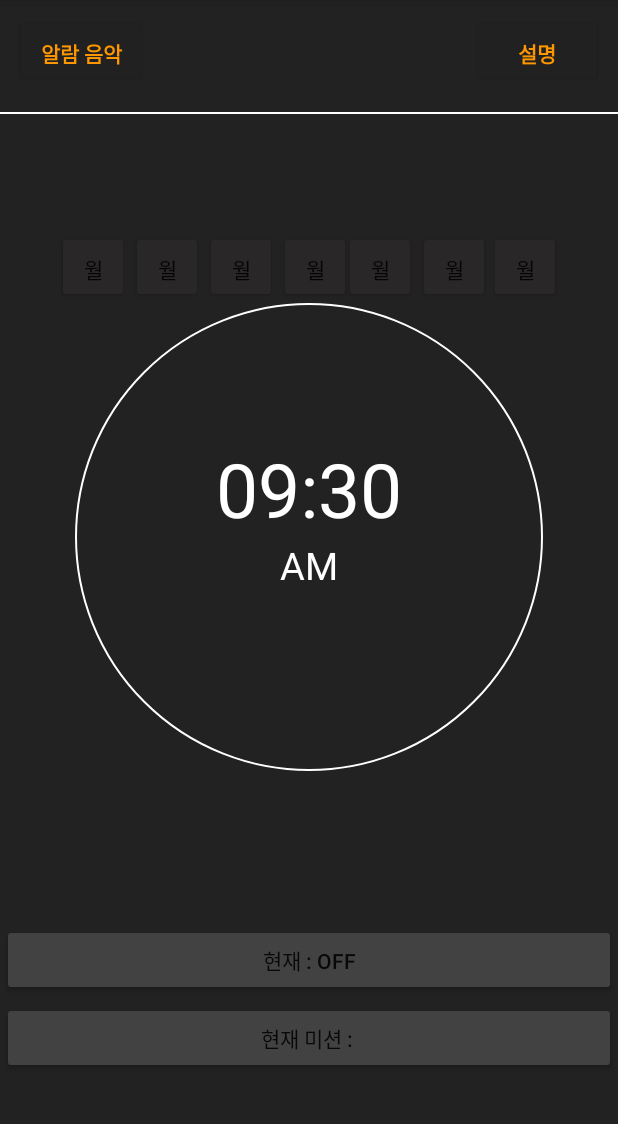
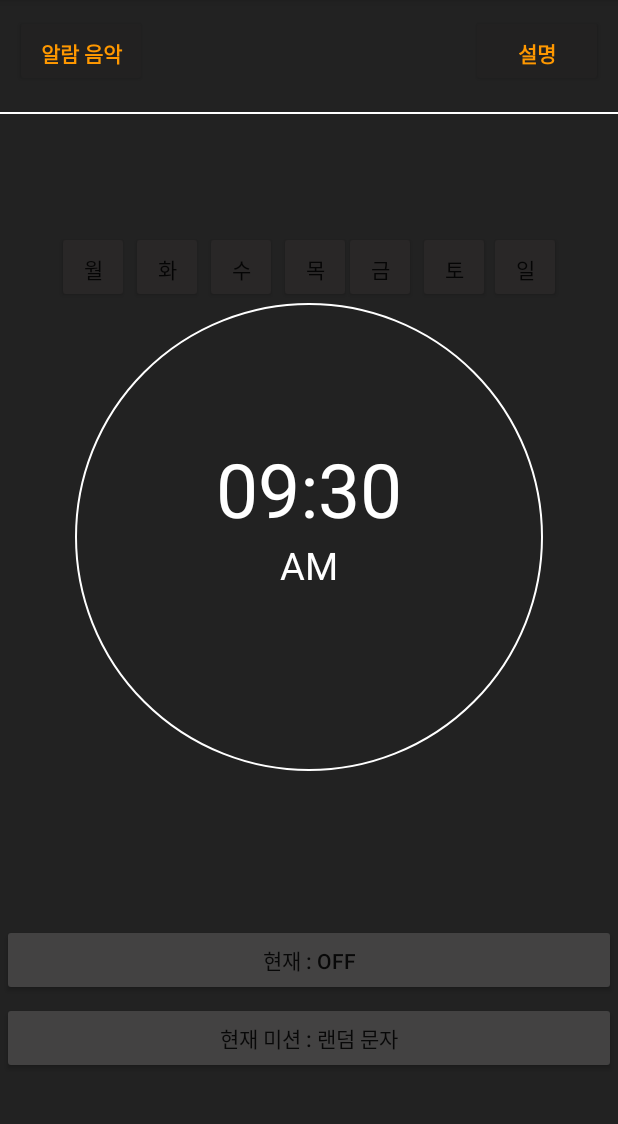
Before and after one commit to WOOOOOOOONG/Must-get-up, an Android app: the screen it shows after launch (MainActivity), on a phone screen of 412 x 824 dp, the part 84-1208 px from its top. Run offline under Robolectric (Android 15) with nearby library versions, the phone set to English and light mode, and no system bars.

```diff
--- a/app/src/main/java/lilcode/aop/p3/c03/alarm/MainActivity.kt
+++ b/app/src/main/java/lilcode/aop/p3/c03/alarm/MainActivity.kt
@@ -21,40 +21,13 @@ class MainActivity : AppCompatActivity() {
 
         // 뷰를 초기화 해주기
         initOnOffButton()
-        //initChangeAlarmTimeButton()
 
         // 저장된 데이터 가져오기
         val model = fetchDataFromSharedPreferences()
+        val model2 = fetchDataFromSharedPreferences2()
         // 뷰에 데이터를 그려주기
         renderView(model)
-
-        // 미션 메뉴
-        val mission = findViewById<Button>(R.id.mission)
-        mission.setOnClickListener {
-            var popupMenu = PopupMenu(applicationContext, it)
-
-            menuInflater?.inflate(R.menu.alarm_menu, popupMenu.menu)
-            popupMenu.show()
-            popupMenu.setOnMenuItemClickListener {
-                when (it.itemId) {
-                    R.id.misson1 -> {
-                        Toast.makeText(applicationContext, "'랜덤 전화'를 선택하셨습니다", Toast.LENGTH_SHORT).show()
-                        return@setOnMenuItemClickListener true
-                    }
-                    R.id.misson2 -> {
-                        Toast.makeText(applicationContext, "'랜덤 문자'를 선택하셨습니다", Toast.LENGTH_SHORT).show()
-                        return@setOnMenuItemClickListener true
-                    }
-                    R.id.misson3 -> {
-                        Toast.makeText(applicationContext, "'효자/효녀는 웁니다'를 선택하셨습니다", Toast.LENGTH_SHORT).show()
-                        return@setOnMenuItemClickListener true
-                    }
-                    else -> {
-                        return@setOnMenuItemClickListener false
-                    }
-                }
-            }
-        }
+        renderView2(model2)
     }
 
 
@@ -90,6 +63,23 @@ class MainActivity : AppCompatActivity() {
         return alarmModel
     }
 
+    private fun fetchDataFromSharedPreferences2(): String {
+        val sharedPreferences = getSharedPreferences(M_SHARED_PREFERENCE_NAME, Context.MODE_PRIVATE)
+
+        // DB 에서 데이터 가져오기
+        val missionDBValue = sharedPreferences.getString(M_MISSION, "현재 미션 : 랜덤 문자")
+
+        // 보정 조정 예외처 (브로드 캐스트 가져오기)
+        val pendingIntent = PendingIntent.getBroadcast(
+            this,
+            M_ALARM_REQUEST_CODE,
+            Intent(this, AlarmReceiver::class.java),
+            PendingIntent.FLAG_NO_CREATE
+        ) // 있으면 가져오고 없으면 안만든다. (null)
+
+        return missionDBValue.toString()
+    }
+
     @Override
     public fun onClick1(v: View) {
         v.setOnClickListener {
@@ -113,29 +103,68 @@ class MainActivity : AppCompatActivity() {
         }
     }
 
-    // 시간 재설정 버튼.
-    /*private fun initChangeAlarmTimeButton() {
-        val changeAlarmButton = findViewById<Button>(R.id.clock)
-        changeAlarmButton.setOnClickListener {
-            // 현재 시간을 가져오기 위해 캘린더 인스터늣 사
-            val calendar = Calendar.getInstance()
-            // TimePickDialog 띄워줘서 시간을 설정을 하게끔 하고, 그 시간을 가져와서
-            TimePickerDialog(this, { picker, hour, minute ->
+    public fun onClick2(b: View) {
+        b.setOnClickListener {
+            var popupMenu = PopupMenu(applicationContext, it)
+            menuInflater?.inflate(R.menu.alarm_menu, popupMenu.menu)
+            popupMenu.show()
+            popupMenu.setOnMenuItemClickListener {
+                when (it.itemId) {
+                    R.id.misson1 -> {
+                        Toast.makeText(applicationContext, "'랜덤 전화'를 선택하셨습니다", Toast.LENGTH_SHORT)
+                            .show()
+                        b.findViewById<Button>(R.id.mission).setText("현재 미션 : 랜덤 전화")
 
+                        val sharedPreferences = getSharedPreferences(M_SHARED_PREFERENCE_NAME, Context.MODE_PRIVATE)
 
-                // 데이터를 저장
-                val model = saveAlarmModel(hour, minute, false)
-                // 뷰를 업데이트
-                renderView(model)
+                        // edit 모드로 열어서 작업 (값 저장)
+                        with(sharedPreferences.edit()) {
+                            putString(M_MISSION, b.findViewById<Button>(R.id.mission).text.toString())
+                            commit()
+                        }
 
-                // 기존에 있던 알람을 삭제한다.
-                cancelAlarm()
+                        return@setOnMenuItemClickListener true
+                    }
+                    R.id.misson2 -> {
+                        Toast.makeText(applicationContext, "'랜덤 문자'를 선택하셨습니다", Toast.LENGTH_SHORT)
+                            .show()
+                        b.findViewById<Button>(R.id.mission).setText("현재 미션 : 랜덤 문자")
 
-            }, calendar.get(Calendar.HOUR_OF_DAY), calendar.get(Calendar.MINUTE), false)
-                .show()
+                        val sharedPreferences = getSharedPreferences(M_SHARED_PREFERENCE_NAME, Context.MODE_PRIVATE)
 
+                        // edit 모드로 열어서 작업 (값 저장)
+                        with(sharedPreferences.edit()) {
+                            putString(M_MISSION, b.findViewById<Button>(R.id.mission).text.toString())
+                            commit()
+                        }
+
+                        return@setOnMenuItemClickListener true
+                    }
+                    R.id.misson3 -> {
+                        Toast.makeText(
+                            applicationContext,
+                            "'효자/효녀는 웁니다'를 선택하셨습니다",
+                            Toast.LENGTH_SHORT
+                        ).show()
+                        b.findViewById<Button>(R.id.mission).setText("현재 미션 : 효자/효녀는 웁니다")
+
+                        val sharedPreferences = getSharedPreferences(M_SHARED_PREFERENCE_NAME, Context.MODE_PRIVATE)
+
+                        // edit 모드로 열어서 작업 (값 저장)
+                        with(sharedPreferences.edit()) {
+                            putString(M_MISSION, b.findViewById<Button>(R.id.mission).text.toString())
+                            commit()
+                        }
+
+                        return@setOnMenuItemClickListener true
+                    }
+                    else -> {
+                        return@setOnMenuItemClickListener false
+                    }
+                }
+            }
         }
-    }*/
+    }
 
     // 알람 켜기 끄기 버튼.
     private fun initOnOffButton() {
@@ -204,6 +233,14 @@ class MainActivity : AppCompatActivity() {
         }
     }
 
+    private fun renderView2(mission: String) {
+        // 최초 실행 또는 시간 재설정 시 들어옴
+
+        findViewById<Button>(R.id.mission).apply {
+            text = mission
+        }
+    }
+
     private fun cancelAlarm() {
         // 기존에 있던 알람을 삭제한다.
         val pendingIntent = PendingIntent.getBroadcast(
@@ -248,6 +285,7 @@ class MainActivity : AppCompatActivity() {
         private const val M_SHARED_PREFERENCE_NAME = "time"
         private const val M_ALARM_KEY = "alarm"
         private const val M_ONOFF_KEY = "onOff"
+        private const val M_MISSION = "mission"
         private val M_ALARM_REQUEST_CODE = 1000
     }
 }
--- a/app/src/main/res/layout/activity_main.xml
+++ b/app/src/main/res/layout/activity_main.xml
@@ -19,6 +19,155 @@
         app:layout_constraintStart_toStartOf="parent"
         app:layout_constraintTop_toTopOf="parent"
         app:layout_constraintVertical_bias="0.097" />
+
+    <Button
+        android:id="@+id/music"
+        android:layout_width="wrap_content"
+        android:layout_height="wrap_content"
+        android:layout_marginStart="10dp"
+        android:layout_marginTop="10dp"
+        android:backgroundTint="#222121"
+        android:fontFamily="@font/anton"
+        android:text="@string/music"
+        android:textColor="#FF9800"
+        android:textStyle="bold"
+        app:layout_constraintEnd_toStartOf="@+id/repeat"
+        app:layout_constraintHorizontal_chainStyle="spread_inside"
+        app:layout_constraintStart_toStartOf="parent"
+        app:layout_constraintTop_toTopOf="parent" />
+
+    <Button
+        android:id="@+id/intro"
+        android:layout_width="wrap_content"
+        android:layout_height="wrap_content"
+        android:layout_marginTop="10dp"
+        android:layout_marginEnd="10dp"
+        android:backgroundTint="#222121"
+        android:fontFamily="@font/anton"
+        android:text="@string/intro"
+        android:textAllCaps="false"
+        android:textColor="#FF9800"
+        android:textStyle="bold"
+        app:layout_constraintEnd_toEndOf="parent"
+        app:layout_constraintStart_toEndOf="@+id/repeat"
+        app:layout_constraintTop_toTopOf="parent" />
+
+    <TextView
+        android:id="@+id/repeat"
+        android:layout_width="wrap_content"
+        android:layout_height="wrap_content"
+        android:layout_marginEnd="4dp"
+        android:layout_marginBottom="50dp"
+        android:fontFamily="@font/anton"
+        android:textColor="#FFFFFF"
+        android:textSize="16sp"
+        android:textStyle="bold"
+        app:layout_constraintBottom_toTopOf="@+id/clock"
+        app:layout_constraintEnd_toStartOf="@+id/intro"
+        app:layout_constraintStart_toEndOf="@+id/music"
+        app:layout_constraintTop_toTopOf="parent"
+        app:layout_constraintVertical_bias="1.0"
+        tools:text="반복" />
+
+    <Button
+        android:id="@+id/mon"
+        android:layout_width="48dp"
+        android:layout_height="48dp"
+        android:backgroundTint="#292727"
+        android:fontFamily="@font/anton"
+        android:text="@string/mon"
+        app:layout_constraintBottom_toTopOf="@+id/clock"
+        app:layout_constraintEnd_toStartOf="@+id/intro"
+        app:layout_constraintHorizontal_bias="0.142"
+        app:layout_constraintStart_toStartOf="parent"
+        app:layout_constraintTop_toBottomOf="@+id/repeat"
+        app:layout_constraintVertical_bias="1.0"
+        tools:text="월" />
+
+    <Button
+        android:id="@+id/tue"
+        android:layout_width="48dp"
+        android:layout_height="48dp"
+        android:backgroundTint="#292727"
+        android:fontFamily="@font/anton"
+        android:text="화"
+        app:layout_constraintBottom_toTopOf="@+id/clock"
+        app:layout_constraintEnd_toStartOf="@+id/intro"
+        app:layout_constraintHorizontal_bias="0.328"
+        app:layout_constraintStart_toStartOf="parent"
+        app:layout_constraintTop_toBottomOf="@+id/repeat"
+        app:layout_constraintVertical_bias="1.0"
+        tools:ignore="DuplicateSpeakableTextCheck" />
+
+    <Button
+        android:id="@+id/wen"
+        android:layout_width="48dp"
+        android:layout_height="48dp"
+        android:backgroundTint="#292727"
+        android:fontFamily="@font/anton"
+        android:text="수"
+        app:layout_constraintBottom_toTopOf="@+id/clock"
+        app:layout_constraintEnd_toStartOf="@+id/intro"
+        app:layout_constraintHorizontal_bias="0.513"
+        app:layout_constraintStart_toStartOf="parent"
+        app:layout_constraintTop_toBottomOf="@+id/repeat"
+        app:layout_constraintVertical_bias="1.0" />
+
+    <Button
+        android:id="@+id/thu"
+        android:layout_width="48dp"
+        android:layout_height="48dp"
+        android:backgroundTint="#292727"
+        android:fontFamily="@font/anton"
+        android:text="목"
+        app:layout_constraintBottom_toTopOf="@+id/clock"
+        app:layout_constraintEnd_toStartOf="@+id/intro"
+        app:layout_constraintHorizontal_bias="0.698"
+        app:layout_constraintStart_toStartOf="parent"
+        app:layout_constraintTop_toBottomOf="@+id/repeat"
+        app:layout_constraintVertical_bias="1.0" />
+
+    <Button
+        android:id="@+id/fri"
+        android:layout_width="48dp"
+        android:layout_height="48dp"
+        android:backgroundTint="#292727"
+        android:fontFamily="@font/anton"
+        android:text="금"
+        app:layout_constraintBottom_toTopOf="@+id/clock"
+        app:layout_constraintEnd_toEndOf="parent"
+        app:layout_constraintHorizontal_bias="0.63"
+        app:layout_constraintStart_toStartOf="parent"
+        app:layout_constraintTop_toBottomOf="@+id/repeat"
+        app:layout_constraintVertical_bias="1.0" />
+
+    <Button
+        android:id="@+id/sat"
+        android:layout_width="48dp"
+        android:layout_height="48dp"
+        android:backgroundTint="#292727"
+        android:fontFamily="@font/anton"
+        android:text="토"
+        app:layout_constraintBottom_toTopOf="@+id/clock"
+        app:layout_constraintEnd_toEndOf="parent"
+        app:layout_constraintHorizontal_bias="0.765"
+        app:layout_constraintStart_toStartOf="parent"
+        app:layout_constraintTop_toBottomOf="@+id/repeat"
+        app:layout_constraintVertical_bias="1.0" />
+
+    <Button
+        android:id="@+id/sun"
+        android:layout_width="48dp"
+        android:layout_height="48dp"
+        android:backgroundTint="#292727"
+        android:fontFamily="@font/anton"
+        android:text="일"
+        app:layout_constraintBottom_toTopOf="@+id/clock"
+        app:layout_constraintEnd_toEndOf="parent"
+        app:layout_constraintHorizontal_bias="0.895"
+        app:layout_constraintStart_toStartOf="parent"
+        app:layout_constraintTop_toBottomOf="@+id/repeat"
+        app:layout_constraintVertical_bias="1.0" />
 
     <View
         android:id="@+id/clock"
@@ -82,163 +231,10 @@
         android:layout_height="48dp"
         android:layout_marginBottom="52dp"
         android:backgroundTint="#434242"
-        android:text="현재 미션 : "
+        android:onClick="onClick2"
         app:layout_constraintBottom_toBottomOf="parent"
         app:layout_constraintEnd_toEndOf="parent"
         app:layout_constraintHorizontal_bias="0.503"
-        app:layout_constraintStart_toStartOf="parent"/>
-
-    <Button
-        android:id="@+id/intro"
-        android:layout_width="wrap_content"
-        android:layout_height="wrap_content"
-        android:layout_marginTop="10dp"
-        android:layout_marginEnd="10dp"
-        android:backgroundTint="#222121"
-        android:fontFamily="@font/anton"
-        android:text="@string/intro"
-        android:textAllCaps="false"
-        android:textColor="#FF9800"
-        android:textStyle="bold"
-        app:layout_constraintEnd_toEndOf="parent"
-        app:layout_constraintStart_toEndOf="@+id/repeat"
-        app:layout_constraintTop_toTopOf="parent" />
-
-    <Button
-        android:id="@+id/music"
-        android:layout_width="wrap_content"
-        android:layout_height="wrap_content"
-        android:layout_marginStart="10dp"
-        android:layout_marginTop="10dp"
-        android:backgroundTint="#222121"
-        android:fontFamily="@font/anton"
-        android:text="@string/music"
-        android:textColor="#FF9800"
-        android:textStyle="bold"
-        app:layout_constraintEnd_toStartOf="@+id/repeat"
-        app:layout_constraintHorizontal_chainStyle="spread_inside"
         app:layout_constraintStart_toStartOf="parent"
-        app:layout_constraintTop_toTopOf="parent" />
-
-    <TextView
-        android:id="@+id/repeat"
-        android:layout_width="wrap_content"
-        android:layout_height="wrap_content"
-        android:layout_marginEnd="4dp"
-        android:layout_marginBottom="50dp"
-        android:fontFamily="@font/anton"
-        android:textColor="#FFFFFF"
-        android:textSize="16sp"
-        android:textStyle="bold"
-        app:layout_constraintBottom_toTopOf="@+id/clock"
-        app:layout_constraintEnd_toStartOf="@+id/intro"
-        app:layout_constraintStart_toEndOf="@+id/music"
-        app:layout_constraintTop_toTopOf="parent"
-        app:layout_constraintVertical_bias="1.0"
-        tools:text="반복" />
-
-    <Button
-        android:id="@+id/tue"
-        android:layout_width="48dp"
-        android:layout_height="48dp"
-        android:backgroundTint="#292727"
-        android:fontFamily="@font/anton"
-        android:text="@string/mon"
-        app:layout_constraintBottom_toTopOf="@+id/clock"
-        app:layout_constraintEnd_toStartOf="@+id/intro"
-        app:layout_constraintHorizontal_bias="0.328"
-        app:layout_constraintStart_toStartOf="parent"
-        app:layout_constraintTop_toBottomOf="@+id/repeat"
-        app:layout_constraintVertical_bias="1.0"
-        tools:text="화" />
-
-    <Button
-        android:id="@+id/sun"
-        android:layout_width="48dp"
-        android:layout_height="48dp"
-        android:backgroundTint="#292727"
-        android:fontFamily="@font/anton"
-        android:text="@string/mon"
-        app:layout_constraintBottom_toTopOf="@+id/clock"
-        app:layout_constraintEnd_toEndOf="parent"
-        app:layout_constraintHorizontal_bias="0.895"
-        app:layout_constraintStart_toStartOf="parent"
-        app:layout_constraintTop_toBottomOf="@+id/repeat"
-        app:layout_constraintVertical_bias="1.0"
-        tools:text="일" />
-
-    <Button
-        android:id="@+id/sat"
-        android:layout_width="48dp"
-        android:layout_height="48dp"
-        android:backgroundTint="#292727"
-        android:fontFamily="@font/anton"
-        android:text="@string/mon"
-        app:layout_constraintBottom_toTopOf="@+id/clock"
-        app:layout_constraintEnd_toEndOf="parent"
-        app:layout_constraintHorizontal_bias="0.765"
-        app:layout_constraintStart_toStartOf="parent"
-        app:layout_constraintTop_toBottomOf="@+id/repeat"
-        app:layout_constraintVertical_bias="1.0"
-        tools:text="토" />
-
-    <Button
-        android:id="@+id/fri"
-        android:layout_width="48dp"
-        android:layout_height="48dp"
-        android:backgroundTint="#292727"
-        android:fontFamily="@font/anton"
-        android:text="@string/mon"
-        app:layout_constraintBottom_toTopOf="@+id/clock"
-        app:layout_constraintEnd_toEndOf="parent"
-        app:layout_constraintHorizontal_bias="0.63"
-        app:layout_constraintStart_toStartOf="parent"
-        app:layout_constraintTop_toBottomOf="@+id/repeat"
-        app:layout_constraintVertical_bias="1.0"
-        tools:text="금" />
-
-    <Button
-        android:id="@+id/thu"
-        android:layout_width="48dp"
-        android:layout_height="48dp"
-        android:backgroundTint="#292727"
-        android:fontFamily="@font/anton"
-        android:text="@string/mon"
-        app:layout_constraintBottom_toTopOf="@+id/clock"
-        app:layout_constraintEnd_toStartOf="@+id/intro"
-        app:layout_constraintHorizontal_bias="0.698"
-        app:layout_constraintStart_toStartOf="parent"
-        app:layout_constraintTop_toBottomOf="@+id/repeat"
-        app:layout_constraintVertical_bias="1.0"
-        tools:text="목" />
-
-    <Button
-        android:id="@+id/wen"
-        android:layout_width="48dp"
-        android:layout_height="48dp"
-        android:backgroundTint="#292727"
-        android:fontFamily="@font/anton"
-        android:text="@string/mon"
-        app:layout_constraintBottom_toTopOf="@+id/clock"
-        app:layout_constraintEnd_toStartOf="@+id/intro"
-        app:layout_constraintHorizontal_bias="0.513"
-        app:layout_constraintStart_toStartOf="parent"
-        app:layout_constraintTop_toBottomOf="@+id/repeat"
-        app:layout_constraintVertical_bias="1.0"
-        tools:text="수" />
-
-    <Button
-        android:id="@+id/mon"
-        android:layout_width="48dp"
-        android:layout_height="48dp"
-        android:backgroundTint="#292727"
-        android:fontFamily="@font/anton"
-        android:text="@string/mon"
-        app:layout_constraintBottom_toTopOf="@+id/clock"
-        app:layout_constraintEnd_toStartOf="@+id/intro"
-        app:layout_constraintHorizontal_bias="0.142"
-        app:layout_constraintStart_toStartOf="parent"
-        app:layout_constraintTop_toBottomOf="@+id/repeat"
-        app:layout_constraintVertical_bias="1.0"
-        tools:text="월" />
+        tools:text="@string/mission" />
 </androidx.constraintlayout.widget.ConstraintLayout>
--- a/app/src/main/res/values/strings.xml
+++ b/app/src/main/res/values/strings.xml
@@ -6,4 +6,5 @@
     <string name="intro">설명</string>
     <string name="togglebutton">ToggleButton</string>
     <string name="mon">월</string>
+    <string name="mission">현재 미션 :</string>
 </resources>
```
